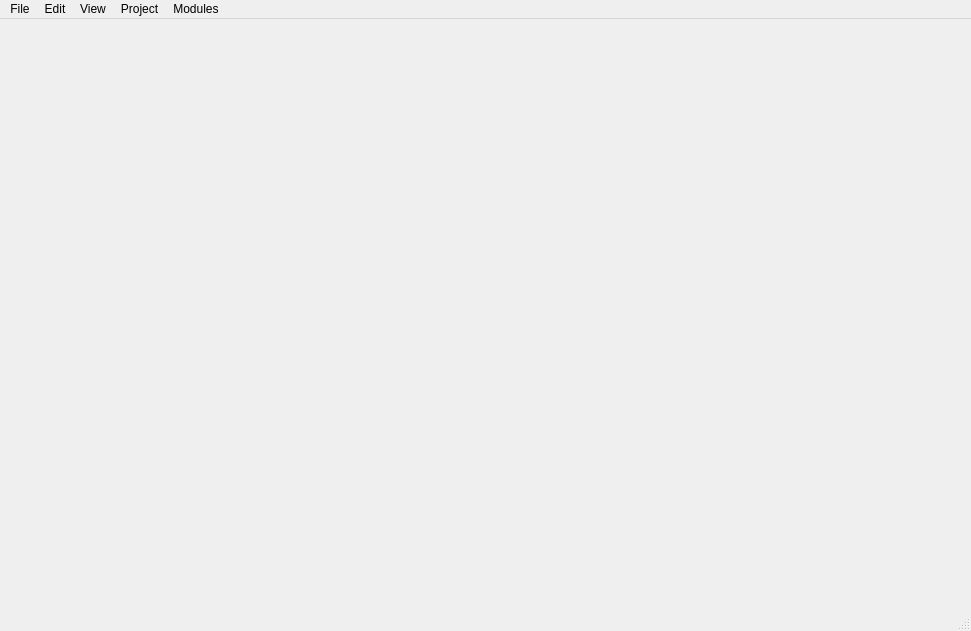
Old version of the form source/ui/ui_main_window.ui in the repository Adancurusul/EveIDE_LIGHT.
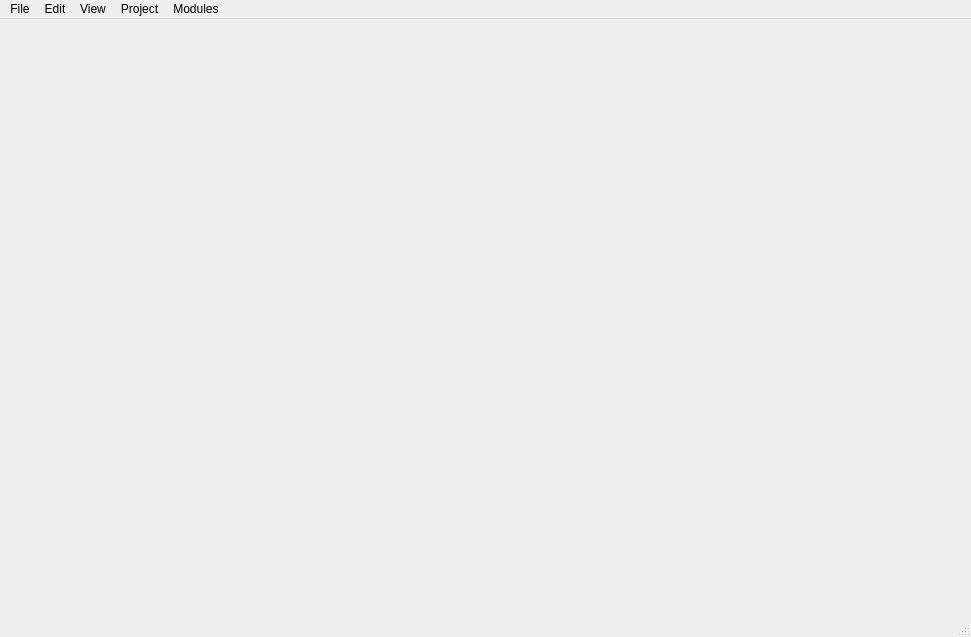
New version of the form. Icons and pictures are not drawn.

```diff
--- a/source/ui/ui_main_window.ui
+++ b/source/ui/ui_main_window.ui
@@ -7,7 +7,7 @@
     <x>0</x>
     <y>0</y>
     <width>971</width>
-    <height>631</height>
+    <height>637</height>
    </rect>
   </property>
   <property name="windowTitle">
```
Left out of the diff: 4 changed lines with no effect on the pictures.
